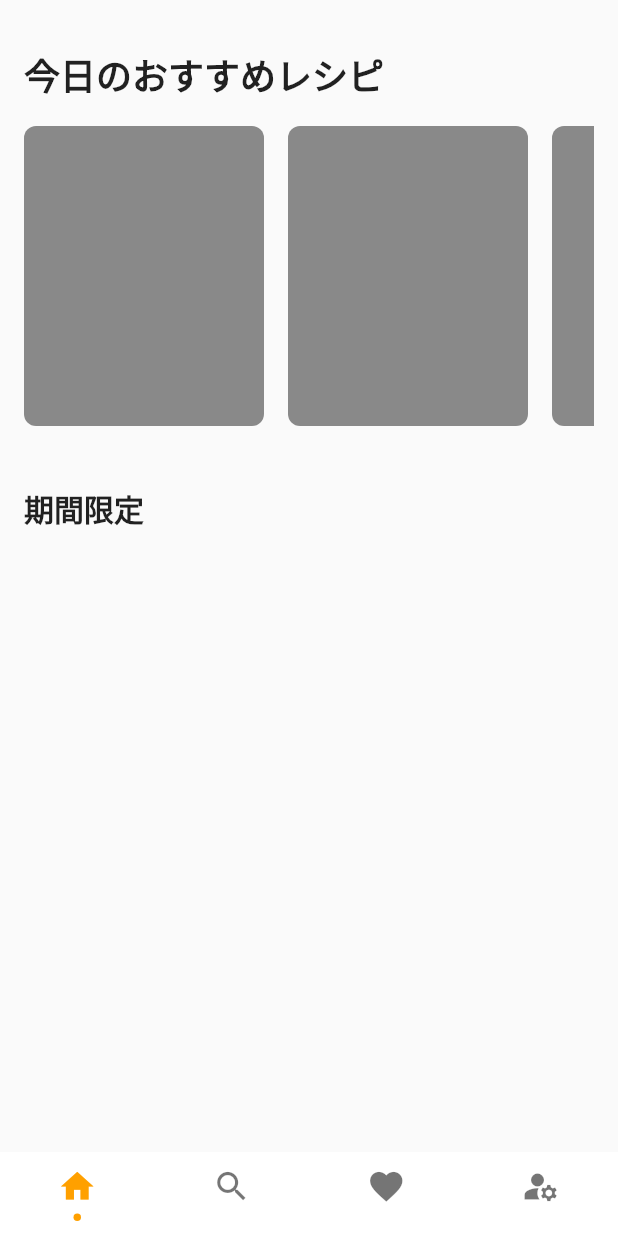
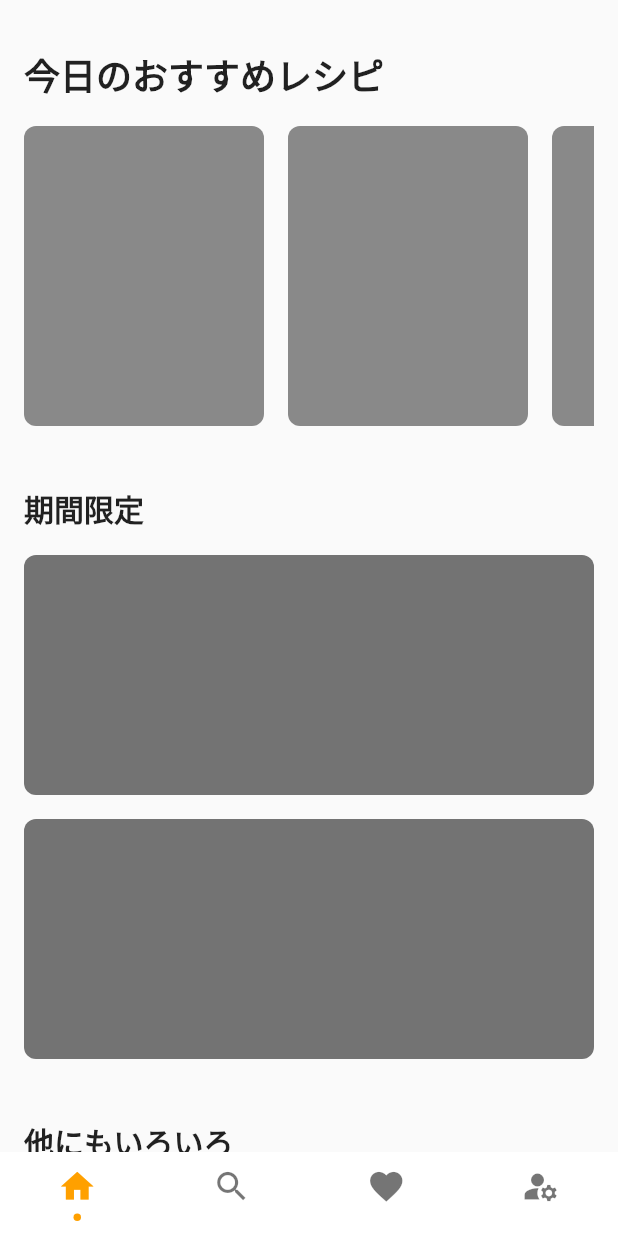
Before and after one commit to murakamiren/cw-mobile-app, a Flutter app: the screen it shows after launch, on a phone screen of 412 x 824 dp. Run offline on Flutter 3.47's test engine with Material 2 defaults, Android fonts, the phone set to English and light mode, and no system bars; drawn by our look-alikes of persistent_bottom_nav_bar; our stand-ins replace flutter_hooks.

Commit message:
home view

```diff
--- /dev/null
+++ b/lib/components/limitedRecipeCard.dart
@@ -0,0 +1,19 @@
+import 'package:flutter/material.dart';
+import 'package:flutter/src/foundation/key.dart';
+import 'package:flutter/src/widgets/framework.dart';
+
+class LimitedRecipeCard extends StatelessWidget {
+  const LimitedRecipeCard({Key? key}) : super(key: key);
+
+  @override
+  Widget build(BuildContext context) {
+    return Container(
+      width: double.infinity,
+      height: 160,
+      decoration: BoxDecoration(
+        borderRadius: BorderRadius.circular(8),
+        color: Colors.black54,
+      ),
+    );
+  }
+}
--- a/lib/views/home.dart
+++ b/lib/views/home.dart
@@ -1,3 +1,4 @@
+import 'package:cw_mobile_app/components/limitedRecipeCard.dart';
 import 'package:cw_mobile_app/components/recipeCard.dart';
 import 'package:cw_mobile_app/constants/styles.dart';
 import 'package:flutter/material.dart';
@@ -14,6 +15,7 @@ class HomeView extends HookWidget {
         margin: const EdgeInsets.symmetric(
           horizontal: 16,
         ),
+        child: SingleChildScrollView(
           child: Column(
             mainAxisAlignment: MainAxisAlignment.start,
             crossAxisAlignment: CrossAxisAlignment.start,
@@ -51,7 +53,44 @@ class HomeView extends HookWidget {
                 "期間限定",
                 style: TextStyles.subHeading,
               ),
+              SizedBox(
+                height: SpacerStyles.base,
+              ),
+              Column(
+                children: [
+                  LimitedRecipeCard(),
+                  SizedBox(height: SpacerStyles.base),
+                  LimitedRecipeCard(),
                 ],
+              ),
+              SizedBox(
+                height: SpacerStyles.xl,
+              ),
+              Text(
+                "他にもいろいろ",
+                style: TextStyles.subHeading,
+              ),
+              SizedBox(
+                height: SpacerStyles.base,
+              ),
+              SingleChildScrollView(
+                scrollDirection: Axis.horizontal,
+                child: Row(
+                  children: [
+                    RecipeCard(),
+                    SizedBox(
+                      width: SpacerStyles.base,
+                    ),
+                    RecipeCard(),
+                    SizedBox(
+                      width: SpacerStyles.base,
+                    ),
+                    RecipeCard(),
+                  ],
+                ),
+              ),
+            ],
+          ),
         ),
       ),
     ));
```
Lines whose indentation alone changed are shown as unchanged.
